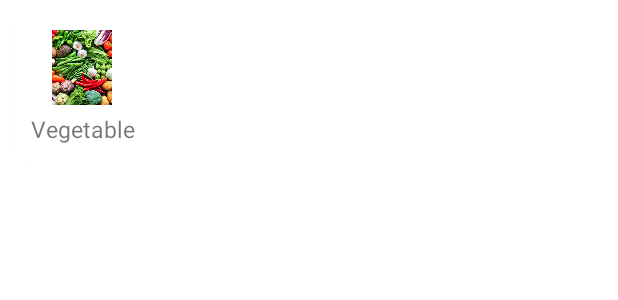
After one commit to SajibMamun/Grocery-Plus, an Android app: the layout catagoryitem.xml on its own in the app's theme, with its tools: preview values and no code run, on a phone screen of 412 x 824 dp. The commit adds this screen. Shown: the top 300 px of the screen. Run offline under Robolectric (Android 15) with nearby library versions, the phone set to English and light mode, and no system bars.

Commit message:
Catagory fragment model adapter done

```diff
--- /dev/null
+++ b/app/src/main/res/layout/catagoryitem.xml
@@ -0,0 +1,37 @@
+<?xml version="1.0" encoding="utf-8"?>
+<androidx.cardview.widget.CardView xmlns:android="http://schemas.android.com/apk/res/android"
+    xmlns:app="http://schemas.android.com/apk/res-auto"
+    android:layout_width="90dp"
+    android:layout_height="100dp"
+    app:cardCornerRadius="10dp"
+    android:layout_margin="10dp"
+    android:elevation="5dp"
+    android:background="#F1F1F1">
+
+    <LinearLayout
+        android:layout_width="match_parent"
+        android:layout_height="match_parent"
+        android:gravity="center_horizontal"
+        android:orientation="vertical">
+
+        <ImageView
+            android:id="@+id/catagoryImgid"
+            android:layout_width="40dp"
+            android:layout_height="50dp"
+            android:layout_marginTop="10dp"
+            android:scaleType="centerCrop"
+            android:src="@drawable/vegetable" />
+
+        <TextView
+            android:id="@+id/catagorynameid"
+            android:layout_width="match_parent"
+            android:layout_height="wrap_content"
+            android:text="Vegetable"
+            android:textAlignment="center"
+            android:textSize="15sp"
+            android:layout_marginTop="5dp"
+             />
+
+    </LinearLayout>
+
+</androidx.cardview.widget.CardView>
```
Also changed, not shown: app/src/main/java/com/example/groceryplus/Adapters/HomeCatagoryAdapter.java (added, +57 -0 lines), app/src/main/java/com/example/groceryplus/Models/HomeCatagoryModel.java (added, +40 -0 lines), app/src/main/java/com/example/groceryplus/ui/home/HomeFragment.java (+47 -1 lines).
